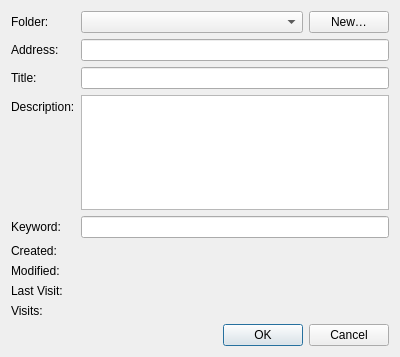
Before: the Qt Designer form src/ui/BookmarkPropertiesDialog.ui in OtterBrowser/otter-browser, drawn with Qt 5.
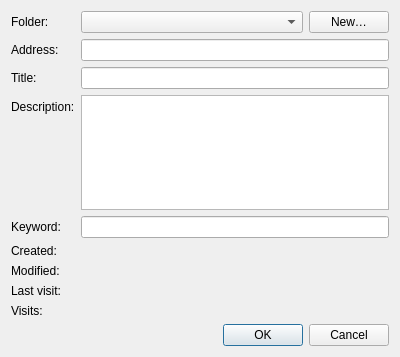
After: the same form once the commit is applied. Custom widgets are drawn as their Qt base class.

Commit message: Cleanup case in severeal labels

What changed in the file:
```diff
--- a/src/ui/BookmarkPropertiesDialog.ui
+++ b/src/ui/BookmarkPropertiesDialog.ui
@@ -100,7 +100,7 @@
      <item row="7" column="0">
       <widget class="QLabel" name="lastVisitLabel">
        <property name="text">
-        <string>Last Visit:</string>
+        <string>Last visit:</string>
        </property>
       </widget>
      </item>
```
The commit also changes 4 other files.
